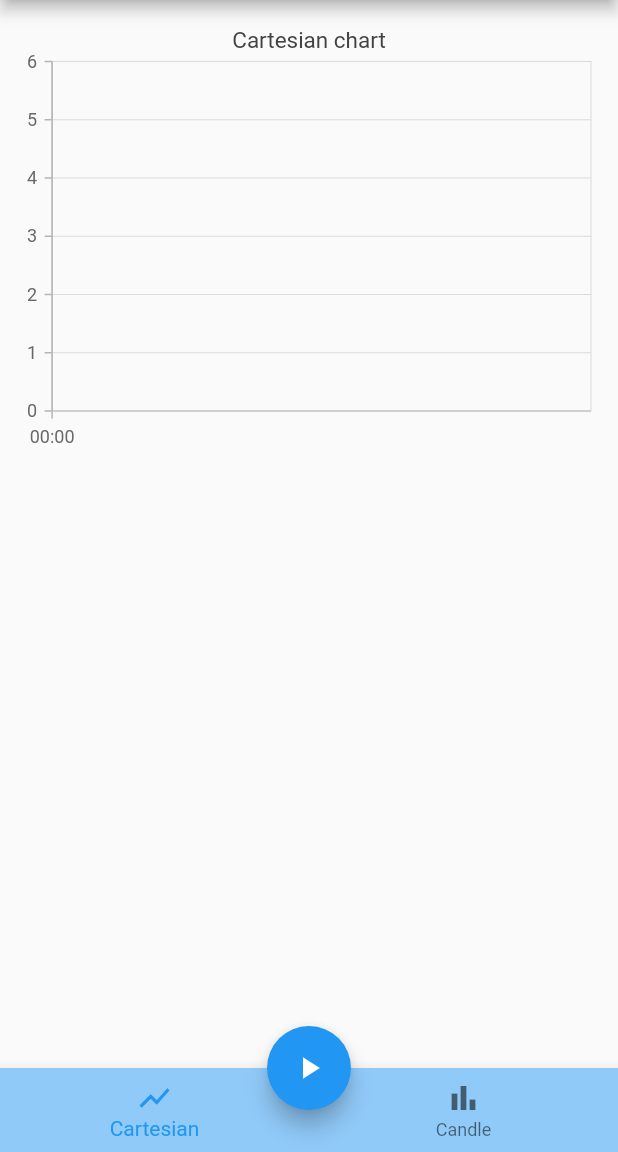
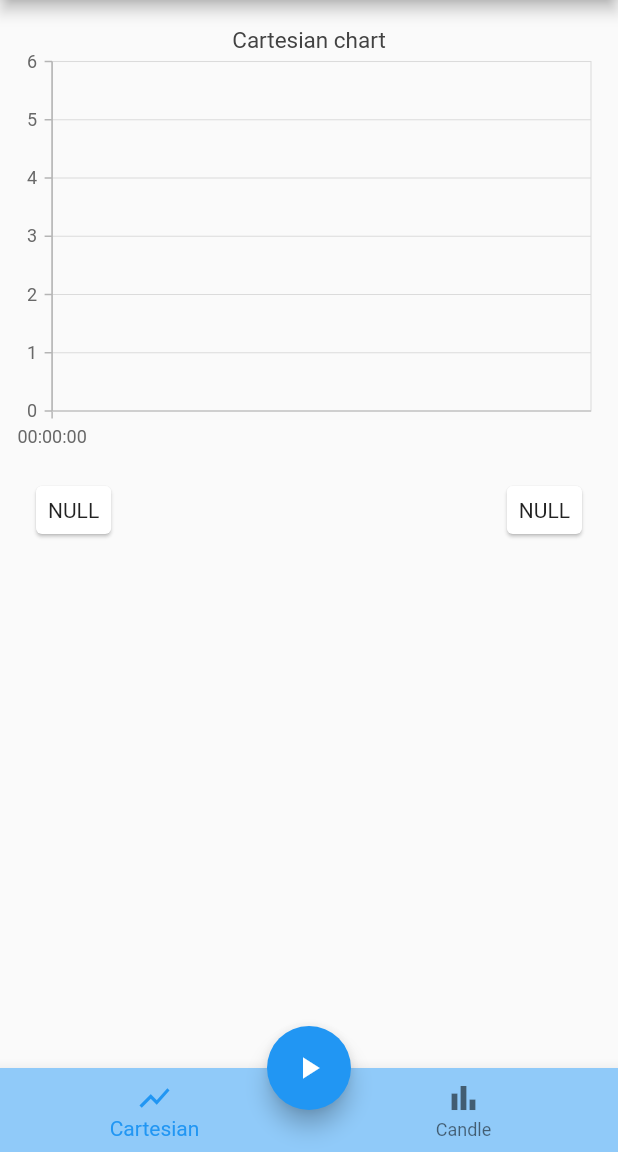
Before and after one commit to HardDays/fingraph, a Flutter app: the screen it shows after launch, on a phone screen of 412 x 824 dp, the part 84-1236 px from its top. Run offline on Flutter 3.47's test engine with Material 2 defaults, Android fonts, the phone set to English and light mode, and no system bars; our stand-ins replace syncfusion_flutter_charts.

Commit message:
Fixed bug in websoket module. Some redesign.

```diff
--- a/lib/model/dimension.dart
+++ b/lib/model/dimension.dart
@@ -1,7 +1,7 @@
 abstract class Dimension {
 //  DateTime d;
 
-  static const Duration addDt = Duration(milliseconds: 200);
+  static const Duration addDt = Duration(milliseconds: 100);
   //static const Duration addDt = Duration(seconds: 1);
 
   Dimension();
--- a/lib/model/tick.dart
+++ b/lib/model/tick.dart
@@ -25,7 +25,7 @@ class Tick extends Dimension {
 
   factory Tick.rand(DateTime dt) {
     return Tick(
-        i: 0,
+        i: 10,
         d: dt.add(Dimension.addDt),
         q: (0.90 + (Random().nextInt(90).toDouble() / 1000))
     );
--- a/lib/model/wsmsg.dart
+++ b/lib/model/wsmsg.dart
@@ -1,20 +1,22 @@
 import 'dart:core';
+import 'package:fingraph/model/tick.dart';
 
 // example response:
 // {"jsonrpc":"2.0","method":"q","params":{"i":56, "d":1622444215131, "q":0.77269}}
 
 class WsMsg<T> {
-  String jsonrpc;
+  int jsonrpc;
   String method;
-  String params;
+  dynamic params;
 
   WsMsg({this.jsonrpc, this.method, this.params});
 
   factory WsMsg.fromJson(Map<String, dynamic> json) {
+    String m = json['method'] as String;
     return WsMsg(
-        jsonrpc: json['jsonrpc'] as String,
+        jsonrpc: (json['jsonrpc'] as num)?.toInt(),
         method: json['method'] as String,
-        params: json['params'] as String);
+        params: (m == "q") ? Tick.fromJson(json['params']) : json['params']);
     }
 
   Map<String, dynamic> toJson() => <String, dynamic>{
--- a/lib/presentation/cartesian_chart.dart
+++ b/lib/presentation/cartesian_chart.dart
@@ -4,6 +4,7 @@ import 'package:syncfusion_flutter_charts/charts.dart';
 
 import '../data/repository.dart';
 import '../utils/util.dart';
+import 'minmax_widget.dart';
 
 class CartesianChart extends StatefulWidget {
   final Repository rp;
@@ -40,7 +41,14 @@ class _CartesianChartState extends State<CartesianChart> {
         child: SfCartesianChart(
             axisLabelFormatter: Util.tsFormatter,
             primaryXAxis: DateTimeAxis(
-              dateFormat: DateFormat.ms()
+              dateFormat: DateFormat.Hms(),
+                intervalType: DateTimeIntervalType.seconds
+            ),
+            primaryYAxis: NumericAxis(
+                //minimum: 0.5,
+                // visibleMaximum: 2.0
+                //, visibleMinimum: 0.5
+                //anchorRangeToVisiblePoints: true
             ),
             title: ChartTitle(text: 'Cartesian chart'),
             legend: Legend(isVisible: false),
@@ -49,9 +57,11 @@ class _CartesianChartState extends State<CartesianChart> {
             onActualRangeChanged: _actRange,
             zoomPanBehavior: _zoomPanBehavior,
             onZoomEnd: _zoomEnd,
+
+            enableAxisAnimation: true
             ),
       ),
-      //MinMax(context),
+      MinMax(context),
     ]);
   }
 
@@ -78,11 +88,16 @@ class _CartesianChartState extends State<CartesianChart> {
   //ChartActualRangeChangedCallback
   void _actRange(ActualRangeChangedArgs args) {
     if (args.orientation == AxisOrientation.horizontal) {
-      //print("* Cartesian _actRange() visibleMinD=${args.visibleMin}, visibleMaxD=${args.visibleMax}");
+      print("* Cartesian _actRange() visibleMinD=${args.visibleMin}, visibleMaxD=${args.visibleMax}");
       _rp.setDTBorder(
         DateTime.fromMillisecondsSinceEpoch(args.visibleMin),
         DateTime.fromMillisecondsSinceEpoch(args.visibleMax)
       );
     }
+    // if (args.orientation == AxisOrientation.vertical) {
+    //   //print("* Cartesian _actRange() visibleMinD=${args.visibleMin}, visibleMaxD=${args.visibleMax}");
+    //   args.actualMin = 0.8;
+    //   args.actualMax = 1.0;
+    // }
   }
 }
--- a/lib/presentation/minmax_widget.dart
+++ b/lib/presentation/minmax_widget.dart
@@ -4,7 +4,7 @@ import 'package:intl/intl.dart';
 import 'package:provider/provider.dart';
 
 Widget MinMax(BuildContext context) {
-  final DateFormat formatter = DateFormat('ms');
+  final DateFormat formatter = DateFormat('Hms');
 
   return Consumer<Repository>(
     builder: (context, rp, child) => Container(
@@ -14,12 +14,12 @@ Widget MinMax(BuildContext context) {
             children: [
               Card(margin: EdgeInsets.all(8.0), child: Padding(
                 padding: const EdgeInsets.all(8.0),
-                child: Text(rp.dmin != null ? "TS min ${formatter.format(rp.dmin)}.${rp.dmin.millisecond % 1000}" : "NULL"),
+                child: Text(rp.dmin != null ? "Min: ${formatter.format(rp.dmin)}.${rp.dmin.millisecond % 1000}" : "NULL"),
               ),),
               Expanded(child: Container()),
               Card(margin: EdgeInsets.all(8.0), child: Padding(
                 padding: const EdgeInsets.all(8.0),
-                child: Text(rp.dmax != null ? "TS max ${formatter.format(rp.dmax)}.${rp.dmax.millisecond % 1000}" : "NULL"),
+                child: Text(rp.dmax != null ? "Max: ${formatter.format(rp.dmax)}.${rp.dmax.millisecond % 1000}" : "NULL"),
               ),)
             ],
           ),
--- a/lib/presentation/pages.dart
+++ b/lib/presentation/pages.dart
@@ -1,5 +1,6 @@
 import 'package:flutter/cupertino.dart';
 import 'package:flutter/material.dart';
+import 'package:provider/provider.dart';
 
 import 'candle_chart.dart';
 import 'cartesian_chart.dart';
@@ -14,13 +15,16 @@ class Pages extends StatefulWidget {
 
 class _PagesState extends State<Pages> {
   final PageController _pageController = PageController();
-  final Repository _rp = Repository();
+//  final Repository _rp = Repository();
   int _page;
+  Repository _rp;
+
 
   @override
   void initState() {
     super.initState();
     _page = 0;
+    _rp = Provider.of<Repository>(context, listen: false);
   }
 
   @override
@@ -40,11 +44,10 @@ class _PagesState extends State<Pages> {
       ),
       bottomNavigationBar: _BottomNavigationBar(context),
       floatingActionButton: FloatingActionButton(
-          child: _rp.isStart ? Icon(Icons.stop) : Icon(Icons.play_arrow), //Icon(Icons.add),
-          onPressed: () {
-            _rp.onStartStop();
-            setState(() {});
-          }),
+          child: Consumer<Repository>(builder: (context, rp, _) => (rp.isStart ? Icon(Icons.stop) : Icon(Icons.play_arrow))), //Icon(Icons.add),
+          onPressed: () //=> _rp.onStartStop()
+          { _rp.onStartStop(); setState(() {}); }
+          ),
       floatingActionButtonLocation: FloatingActionButtonLocation.centerDocked,
     );
   }
@@ -65,7 +68,7 @@ class _PagesState extends State<Pages> {
           BottomNavigationBarItem(icon: Icon(Icons.show_chart), label: "Cartesian"),
           BottomNavigationBarItem(icon: Icon(Icons.bar_chart), label: "Candle")
         ],
-        // onTap: (page) => _pageController.jumpToPage(page),
+        onTap: (page) => _pageController.jumpToPage(page),
         currentIndex: _page,
         showUnselectedLabels: true,
         type: BottomNavigationBarType.fixed,
```
Also changed, not shown: lib/data/repository.dart (+13 -19 lines), lib/data/testdata_api.dart (+12 -6 lines), lib/data/websocket_api.dart (+4 -4 lines), lib/main.dart (+7 -1 lines), 1 other file.
